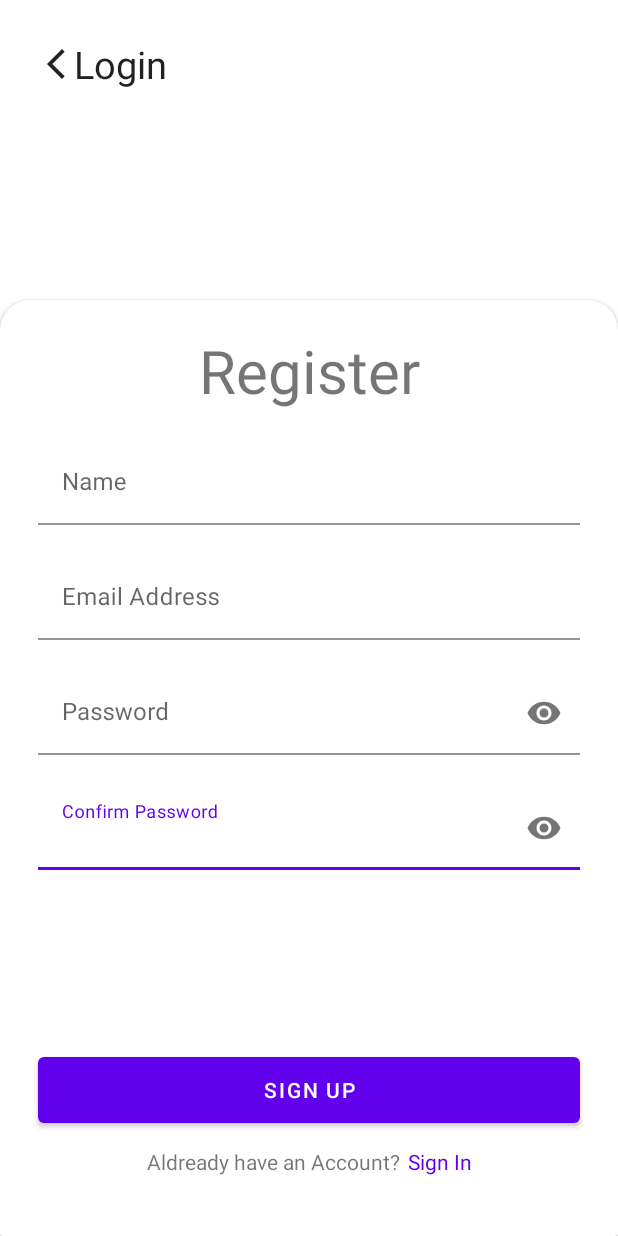
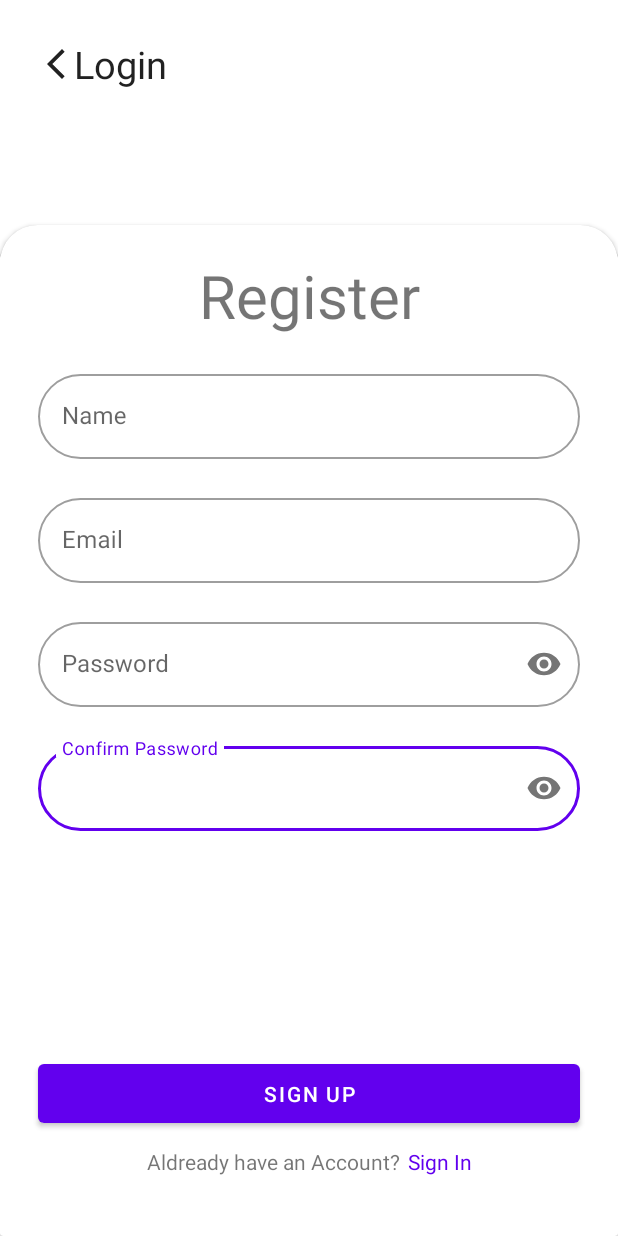
Before and after one commit to Inon-Sinn/Tradoid, an Android app: the Sign_Up screen opened directly, with no data from a screen before it, on a phone screen of 412 x 824 dp. Run offline under Robolectric (Android 15) with nearby library versions, the phone set to English and light mode, and no system bars; our stand-ins replace Firebase (no records; nobody signed in at launch, a user with empty details on screens opened directly).

Commit message:
Login ReDesign: Round Text Editors

```diff
--- a/app/src/main/res/layout/activity_sign_up.xml
+++ b/app/src/main/res/layout/activity_sign_up.xml
@@ -36,9 +36,9 @@
             <Button
                 android:id="@+id/btn_sign_up"
                 android:layout_width="0dp"
-                android:layout_height="56dp"
-                android:layout_marginStart="25dp"
-                android:layout_marginEnd="25dp"
+                android:layout_height="@dimen/Box_height"
+                android:layout_marginStart="@dimen/horizontal_margin"
+                android:layout_marginEnd="@dimen/horizontal_margin"
                 android:layout_marginBottom="10dp"
                 android:text="@string/sign_up"
                 app:layout_constraintBottom_toTopOf="@+id/tv_from_sign_up_to_sign_in"
@@ -63,7 +63,7 @@
                 android:layout_width="wrap_content"
                 android:layout_height="wrap_content"
                 android:layout_marginTop="20dp"
-                android:text="Register"
+                android:text="@string/sign_up_card_Title"
                 android:textSize="@dimen/card_title_size"
                 app:layout_constraintEnd_toEndOf="parent"
                 app:layout_constraintStart_toStartOf="parent"
@@ -71,63 +71,69 @@
 
             <com.google.android.material.textfield.TextInputLayout
                 android:id="@+id/textInputLayout_confirm_sign_up"
+                style="@style/Widget.MaterialComponents.TextInputLayout.OutlinedBox"
                 android:layout_width="0dp"
                 android:layout_height="wrap_content"
-                android:layout_marginStart="25dp"
-                android:layout_marginEnd="25dp"
                 app:errorEnabled="true"
-                app:layout_constraintEnd_toEndOf="parent"
-                app:layout_constraintStart_toStartOf="parent"
+                app:layout_constraintEnd_toEndOf="@+id/textInputLayout_password_sign_up"
+                app:layout_constraintStart_toStartOf="@+id/textInputLayout_password_sign_up"
                 app:layout_constraintTop_toBottomOf="@+id/textInputLayout_password_sign_up"
-                app:passwordToggleEnabled="true">
+                app:passwordToggleEnabled="true"
+                app:boxCornerRadiusBottomEnd="@dimen/box_corner_radius"
+                app:boxCornerRadiusBottomStart="@dimen/box_corner_radius"
+                app:boxCornerRadiusTopEnd="@dimen/box_corner_radius"
+                app:boxCornerRadiusTopStart="@dimen/box_corner_radius">
 
                 <com.google.android.material.textfield.TextInputEditText
                     android:id="@+id/edit_text_sign_up_confirm"
                     android:layout_width="match_parent"
                     android:layout_height="match_parent"
-                    android:backgroundTint="@color/white"
-                    android:hint="Confirm Password"
+                    android:hint="@string/edits_confirm_pass"
                     android:inputType="textPassword" />
             </com.google.android.material.textfield.TextInputLayout>
 
             <com.google.android.material.textfield.TextInputLayout
                 android:id="@+id/textInputLayout_password_sign_up"
+                style="@style/Widget.MaterialComponents.TextInputLayout.OutlinedBox"
                 android:layout_width="0dp"
                 android:layout_height="wrap_content"
-                android:layout_marginStart="25dp"
-                android:layout_marginEnd="25dp"
                 app:errorEnabled="true"
-                app:layout_constraintEnd_toEndOf="parent"
-                app:layout_constraintStart_toStartOf="parent"
+                app:layout_constraintEnd_toEndOf="@+id/textInputLayout_email_sign_up"
+                app:layout_constraintStart_toStartOf="@+id/textInputLayout_email_sign_up"
                 app:layout_constraintTop_toBottomOf="@+id/textInputLayout_email_sign_up"
-                app:passwordToggleEnabled="true">
+                app:passwordToggleEnabled="true"
+                app:boxCornerRadiusBottomEnd="@dimen/box_corner_radius"
+                app:boxCornerRadiusBottomStart="@dimen/box_corner_radius"
+                app:boxCornerRadiusTopEnd="@dimen/box_corner_radius"
+                app:boxCornerRadiusTopStart="@dimen/box_corner_radius">
 
                 <com.google.android.material.textfield.TextInputEditText
                     android:id="@+id/edit_text_sign_up_password"
                     android:layout_width="match_parent"
                     android:layout_height="match_parent"
-                    android:backgroundTint="@color/white"
-                    android:hint="Password"
+                    android:hint="@string/edits_password"
                     android:inputType="textPassword" />
             </com.google.android.material.textfield.TextInputLayout>
 
             <com.google.android.material.textfield.TextInputLayout
                 android:id="@+id/textInputLayout_email_sign_up"
+                style="@style/Widget.MaterialComponents.TextInputLayout.OutlinedBox"
                 android:layout_width="0dp"
                 android:layout_height="wrap_content"
-                android:layout_marginStart="25dp"
-                android:layout_marginEnd="25dp"
                 app:errorEnabled="true"
-                app:layout_constraintEnd_toEndOf="parent"
-                app:layout_constraintStart_toStartOf="parent"
-                app:layout_constraintTop_toBottomOf="@+id/textInputLayout_name_sign_up">
+                app:layout_constraintEnd_toEndOf="@+id/textInputLayout_name_sign_up"
+                app:layout_constraintStart_toStartOf="@+id/textInputLayout_name_sign_up"
+                app:layout_constraintTop_toBottomOf="@+id/textInputLayout_name_sign_up"
+                app:boxCornerRadiusBottomEnd="@dimen/box_corner_radius"
+                app:boxCornerRadiusBottomStart="@dimen/box_corner_radius"
+                app:boxCornerRadiusTopEnd="@dimen/box_corner_radius"
+                app:boxCornerRadiusTopStart="@dimen/box_corner_radius">
 
                 <com.google.android.material.textfield.TextInputEditText
                     android:id="@+id/edit_text_sign_up_email"
                     android:layout_width="match_parent"
                     android:layout_height="match_parent"
-                    android:backgroundTint="@color/white"
-                    android:hint="Email Address"
+                    android:hint="@string/edits_email"
                     android:inputType="textEmailAddress" />
             </com.google.android.material.textfield.TextInputLayout>
 
@@ -135,20 +141,24 @@
                 android:id="@+id/textInputLayout_name_sign_up"
                 android:layout_width="0dp"
                 android:layout_height="wrap_content"
-                android:layout_marginStart="25dp"
+                android:layout_marginStart="@dimen/horizontal_margin"
                 android:layout_marginTop="20dp"
-                android:layout_marginEnd="25dp"
+                android:layout_marginEnd="@dimen/horizontal_margin"
                 app:errorEnabled="true"
                 app:layout_constraintEnd_toEndOf="parent"
                 app:layout_constraintStart_toStartOf="parent"
-                app:layout_constraintTop_toBottomOf="@+id/textView5">
+                app:layout_constraintTop_toBottomOf="@+id/textView5"
+                app:boxCornerRadiusBottomEnd="@dimen/box_corner_radius"
+                app:boxCornerRadiusBottomStart="@dimen/box_corner_radius"
+                app:boxCornerRadiusTopEnd="@dimen/box_corner_radius"
+                app:boxCornerRadiusTopStart="@dimen/box_corner_radius"
+                style="@style/Widget.MaterialComponents.TextInputLayout.OutlinedBox">
 
                 <com.google.android.material.textfield.TextInputEditText
                     android:id="@+id/edit_text_sign_up_name"
                     android:layout_width="match_parent"
                     android:layout_height="match_parent"
-                    android:backgroundTint="@color/white"
-                    android:hint="Name"
+                    android:hint="@string/edits_name"
                     android:inputType="text"
                     android:textColor="@color/black" />
             </com.google.android.material.textfield.TextInputLayout>
--- a/app/src/main/res/values/dimensions.xml
+++ b/app/src/main/res/values/dimensions.xml
@@ -7,12 +7,19 @@
     <dimen name="back_arrow_text_size">25sp</dimen>
 
     <!-- Login CardView -->
-    <dimen name="card_corner_radius">20dp</dimen>
-    <dimen name="card_top_margin">200dp</dimen>
-    <dimen name="card_top_margin_behind">220dp</dimen> <!-- radius + top_margin-->
+    <dimen name="card_corner_radius">25dp</dimen>
+    <dimen name="card_top_margin">150dp</dimen>
+    <dimen name="card_top_margin_behind">170dp</dimen> <!-- radius + top_margin-->
     <dimen name="card_title_size">40sp</dimen>
+    <dimen name="card_title_margin">20dp</dimen>
 
     <!-- Login String -->
     <dimen name="login_tv_text_size">14sp</dimen>
 
+    <!-- Login Box Sizes -->
+    <dimen name="horizontal_margin">25dp</dimen>
+    <dimen name="Box_height">51dp</dimen>
+    <dimen name="login_top_margin">@dimen/card_title_margin</dimen>
+    <dimen name="box_corner_radius">30dp</dimen>
+
 </resources>
--- a/app/src/main/res/values/strings.xml
+++ b/app/src/main/res/values/strings.xml
@@ -6,12 +6,20 @@
     <string name="sign_in">Sign In</string>
     <string name="sign_up">Sign Up</string>
 
+    // Sign In/Up TextEdits
+    <string name="edits_password">Password</string>
+    <string name="edits_name">Name</string>
+    <string name="edits_email">Email</string>
+    <string name="edits_confirm_pass">Confirm Password</string>
+
     // Sign In Class
     <string name="forgot_pass">Forgot your password?</string>
     <string name="dont_have_an_account">Don\'t have an Account?</string>
+    <string name="sign_in_card_Title">Welcome Back</string>
 
     // Sign Up Class
     <string name="have_an_account">Aldready have an Account?</string>
+    <string name="sign_up_card_Title">Register</string>
 
     // Menu Item names
     <string name="stock_market">Stock Market</string>
```
Also changed, not shown: app/src/main/res/layout/activity_login.xml (+10 -13 lines), app/src/main/res/layout/activity_sign_in.xml (+22 -16 lines).
